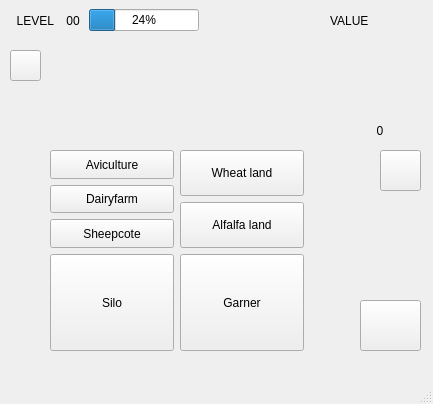
Above: mainwindow.ui from slotfi909/heyDay before the change. Below: the same form after it.
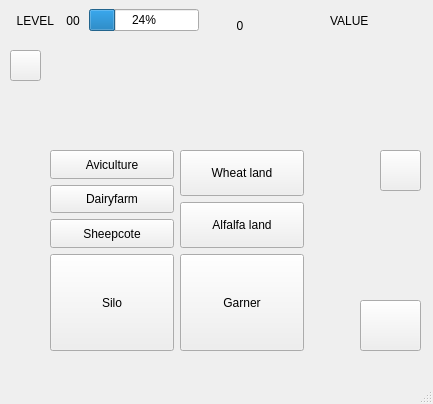
That is the form after the change.

```diff
--- a/mainwindow.ui
+++ b/mainwindow.ui
@@ -236,10 +236,10 @@
    <widget class="QLabel" name="label_5">
     <property name="geometry">
      <rect>
-      <x>370</x>
-      <y>120</y>
-      <width>41</width>
-      <height>21</height>
+      <x>230</x>
+      <y>10</y>
+      <width>71</width>
+      <height>31</height>
      </rect>
     </property>
     <property name="text">
```
